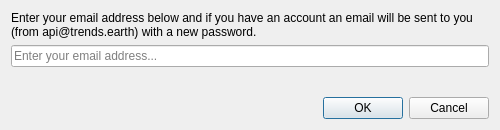
Qt form LDMP/gui/DlgSettingsEditForgotPassword.ui (ConservationInternational/trends.earth) before a commit.
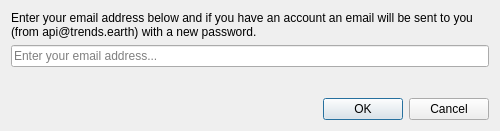
The same form after that commit.

Commit message: Fix vertical policy of label widget in edit password dialog.

```diff
--- a/LDMP/gui/DlgSettingsEditForgotPassword.ui
+++ b/LDMP/gui/DlgSettingsEditForgotPassword.ui
@@ -7,7 +7,7 @@
     <x>0</x>
     <y>0</y>
     <width>500</width>
-    <height>130</height>
+    <height>131</height>
    </rect>
   </property>
   <property name="sizePolicy">
```
Left out of the diff: 6 changed lines with no effect on the pictures.
